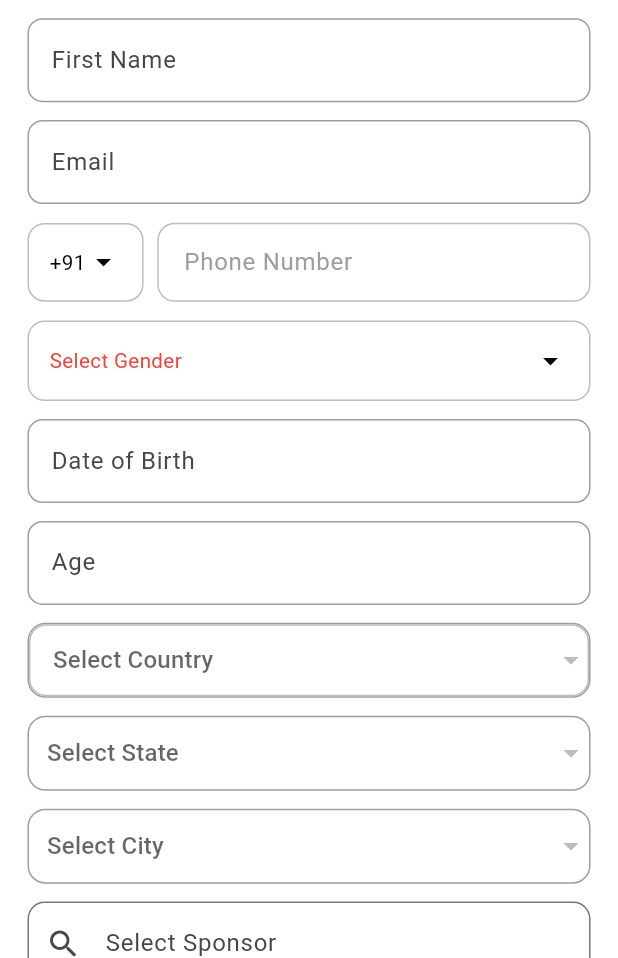
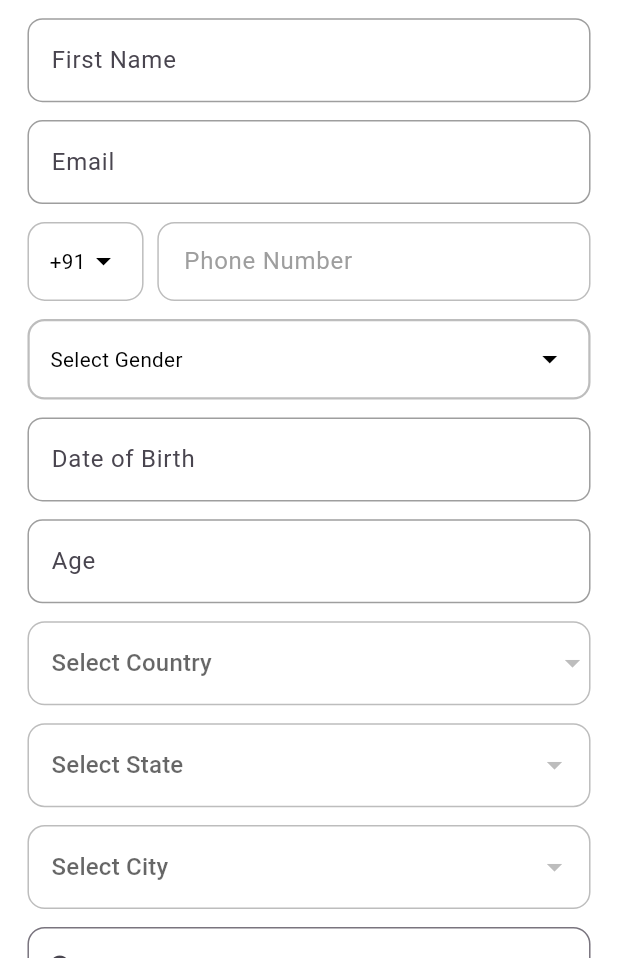
Before and after one commit to Rutu83/A-J-hub, a Flutter app: the SignUpScreen screen opened directly, on a phone screen of 412 x 824 dp, the part 278-1236 px from its top. Run offline on Flutter 3.47's test engine with Material 3 defaults, Android fonts, the phone set to English and light mode, and no system bars; our stand-ins replace carousel_slider, country_picker, dotted_border, fl_chart, flutter_screenutil, google_fonts and 6 more; missing offline and left inert: flutter_appauth; accounts and stored records are empty; generated files the repository leaves out were written again; network calls fail; project files that could hold a hidden picture were left out.

Commit message:
17/10/2024 new

```diff
--- a/lib/arth_screens/signup_screen.dart
+++ b/lib/arth_screens/signup_screen.dart
@@ -26,7 +26,7 @@ class SignUpScreenState extends State<SignUpScreen> {
   final TextEditingController _confirmPasswordController = TextEditingController();
   final TextEditingController _dobController = TextEditingController();
   final TextEditingController _ageController = TextEditingController();
-
+  bool isLocationError = false;
   String selectedGender = 'Select Gender';
   String? selectedCountry;
   String? selectedState;
@@ -44,7 +44,7 @@ class SignUpScreenState extends State<SignUpScreen> {
   bool _isLoadingCountries = false;
   bool _isLoadingStates = false;
   bool _isLoadingCities = false;
-
+  bool _isGenderError = false;
   @override
   void initState() {
     super.initState();
@@ -233,7 +233,12 @@ class SignUpScreenState extends State<SignUpScreen> {
                   SizedBox(height: 10.h),
                   _buildPhoneNumberField(),
                   SizedBox(height: 10.h),
-                  _buildDropdownField('Gender', selectedGender, _selectGender, true),
+                  _buildDropdownField(
+                      'Gender',
+                      selectedGender,
+                      _selectGender,
+                      true
+                  ),
                   SizedBox(height: 10.h),
                   _buildDateOfBirthField(),
                   SizedBox(height: 10.h),
@@ -266,11 +271,11 @@ class SignUpScreenState extends State<SignUpScreen> {
                   SizedBox(height: 24.h),
                   ElevatedButton(
                     onPressed: () {
-                      if (_formKey.currentState!.validate()) {
-                        // Proceed with form submission or any other action
+                      setState(() {
+                        _isGenderError = selectedGender == 'Select Gender';
+                      });
+                      if (_formKey.currentState!.validate() && !_isGenderError) {
                         _registerUser();
-                      } else {
-                        // If validation fails, do nothing or show a message
                       }
                     },
                     style: ElevatedButton.styleFrom(
@@ -324,9 +329,14 @@ class SignUpScreenState extends State<SignUpScreen> {
   }
 
   Widget _buildPhoneNumberField() {
-    return Row(
+    return Column(
+      crossAxisAlignment: CrossAxisAlignment.start,
       children: [
-        GestureDetector(
+        Row(
+          children: [
+            Padding(
+              padding: isLocationError ? const EdgeInsets.only(bottom: 24) : EdgeInsets.zero, // Add padding if error
+            child: GestureDetector(
               onTap: () {
                 showCountryPicker(
                   context: context,
@@ -343,7 +353,7 @@ class SignUpScreenState extends State<SignUpScreen> {
                 padding: EdgeInsets.symmetric(horizontal: 12.w),
                 decoration: BoxDecoration(
                   color: Colors.white,
-              border: Border.all(color: Colors.grey.shade400),
+                  border: Border.all(color: isLocationError ?  Colors.red: Colors.grey.shade400),
                   borderRadius: BorderRadius.circular(10.r),
                 ),
                 child: Row(
@@ -362,10 +372,11 @@ class SignUpScreenState extends State<SignUpScreen> {
                 ),
               ),
             ),
-        SizedBox(width: 8.w),
+            ),
+
+            SizedBox(width: 8.w), // Space between country picker and phone number field
             Expanded(
               child: Container(
-            height: 45.h,
                 alignment: Alignment.center,
                 child: TextFormField(
                   controller: _phoneController,
@@ -400,16 +411,26 @@ class SignUpScreenState extends State<SignUpScreen> {
                   ),
                   validator: (value) {
                     if (value == null || value.isEmpty) {
+                      setState(() {
+                        isLocationError = true;
+                      });
                       return 'Please enter your phone number';
                     }
+                    setState(() {
+                      isLocationError = false;
+                    });
                     return null;
                   },
                 ),
               ),
             ),
           ],
+        ),
+      ],
     );
   }
+
+
 
   Widget _buildTextField(String label, String hint, bool isRequired, TextEditingController controller, {bool isMultiline = false, bool enabled = true}) {
     return TextFormField(
@@ -454,41 +475,12 @@ class SignUpScreenState extends State<SignUpScreen> {
     );
   }
 
-  Widget _buildDropdownField(String label, String value, void Function() onTap, bool isRequired) {
-    return GestureDetector(
-      onTap: onTap,
-      child: Container(
-        height: 45.h,
-        alignment: Alignment.center,
-        padding: EdgeInsets.symmetric(horizontal: 12.w),
-        decoration: BoxDecoration(
-          color: Colors.white,
-          border: Border.all(color: Colors.grey.shade400),
-          borderRadius: BorderRadius.circular(10.r),
-        ),
-        child: Row(
-          mainAxisAlignment: MainAxisAlignment.spaceBetween,
-          children: [
-            Text(
-              value,
-              style: GoogleFonts.roboto(
-                textStyle: TextStyle(
-                  color: value == 'Select Gender' ? Colors.red : Colors.black,
-                  fontSize: 12.sp,
-                ),
-              ),
-            ),
-            const Icon(Icons.arrow_drop_down, color: Colors.black),
-          ],
-        ),
-      ),
-    );
-  }
+
+
 
   Widget _buildCountryDropdown() {
     return Container(
       decoration: BoxDecoration(
-        border: Border.all(color: Colors.grey),
         borderRadius: BorderRadius.circular(12),
       ),
       child: DropdownButtonFormField<String>(
@@ -496,7 +488,6 @@ class SignUpScreenState extends State<SignUpScreen> {
         hint: const Text('Select Country'),
         isExpanded: true,
         decoration: InputDecoration(
-          contentPadding: EdgeInsets.symmetric(horizontal: 12),
           border: InputBorder.none,
           errorBorder: OutlineInputBorder(
             borderRadius: BorderRadius.circular(10.r),
@@ -536,16 +527,29 @@ class SignUpScreenState extends State<SignUpScreen> {
   Widget _buildStateDropdown() {
     return Container(
       decoration: BoxDecoration(
-        border: Border.all(color: Colors.grey),
         borderRadius: BorderRadius.circular(12),
       ),
       child: DropdownButtonFormField<String>(
         value: selectedState,
         hint: const Text('Select State'),
         isExpanded: true,
-        decoration: const InputDecoration(
-          contentPadding: EdgeInsets.symmetric(horizontal: 12),
-          border: InputBorder.none,
+        decoration: InputDecoration(
+          border: OutlineInputBorder(
+            borderRadius: BorderRadius.circular(10.r),
+            borderSide: BorderSide(color: Colors.grey.shade400),
+          ),
+          errorBorder: OutlineInputBorder(
+            borderRadius: BorderRadius.circular(10.r),
+            borderSide: BorderSide(color: Colors.red.shade400),
+          ),
+          enabledBorder: OutlineInputBorder(
+            borderRadius: BorderRadius.circular(10.r),
+            borderSide: BorderSide(color: Colors.grey.shade400),
+          ),
+          focusedBorder: OutlineInputBorder(
+            borderRadius: BorderRadius.circular(10.r),
+            borderSide: const BorderSide(color: Colors.black),
+          ),
         ),
         items: states.map<DropdownMenuItem<String>>((state) {
           return DropdownMenuItem<String>(
@@ -572,16 +576,29 @@ class SignUpScreenState extends State<SignUpScreen> {
   Widget _buildCityDropdown() {
     return Container(
       decoration: BoxDecoration(
-        border: Border.all(color: Colors.grey),
         borderRadius: BorderRadius.circular(12),
       ),
       child: DropdownButtonFormField<String>(
         value: selectedCity,
         hint: const Text('Select City'),
         isExpanded: true,
-        decoration: const InputDecoration(
-          contentPadding: EdgeInsets.symmetric(horizontal: 12),
-          border: InputBorder.none,
+        decoration: InputDecoration(
+          border: OutlineInputBorder(
+            borderRadius: BorderRadius.circular(10.r),
+            borderSide: BorderSide(color: Colors.grey.shade400),
+          ),
+          errorBorder: OutlineInputBorder(
+            borderRadius: BorderRadius.circular(10.r),
+            borderSide: BorderSide(color: Colors.red.shade400),
+          ),
+          enabledBorder: OutlineInputBorder(
+            borderRadius: BorderRadius.circular(10.r),
+            borderSide: BorderSide(color: Colors.grey.shade400),
+          ),
+          focusedBorder: OutlineInputBorder(
+            borderRadius: BorderRadius.circular(10.r),
+            borderSide: const BorderSide(color: Colors.black),
+          ),
         ),
         items: cities.map<DropdownMenuItem<String>>((city) {
           return DropdownMenuItem<String>(
@@ -644,6 +661,40 @@ class SignUpScreenState extends State<SignUpScreen> {
     );
   }
 
+  Widget _buildDropdownField(String label, String value, void Function() onTap, bool isRequired) {
+    return GestureDetector(
+      onTap: onTap,
+      child: Container(
+        height: 45.h,
+        alignment: Alignment.center,
+        padding: EdgeInsets.symmetric(horizontal: 12.w),
+        decoration: BoxDecoration(
+          color: Colors.white,
+          border: Border.all(
+            color: _isGenderError ? Colors.red : Colors.grey.shade400,
+            width: 1.5,
+          ),
+          borderRadius: BorderRadius.circular(10.r),
+        ),
+        child: Row(
+          mainAxisAlignment: MainAxisAlignment.spaceBetween,
+          children: [
+            Text(
+              value,
+              style: GoogleFonts.roboto(
+                textStyle: TextStyle(
+                  color: _isGenderError ? Colors.red : Colors.black,
+                  fontSize: 12.sp,
+                ),
+              ),
+            ),
+            const Icon(Icons.arrow_drop_down, color: Colors.black),
+          ],
+        ),
+      ),
+    );
+  }
+
   void _selectGender() {
     showModalBottomSheet(
       context: context,
@@ -658,6 +709,7 @@ class SignUpScreenState extends State<SignUpScreen> {
                 onTap: () {
                   setState(() {
                     selectedGender = 'Male';
+                    _isGenderError = false;
                   });
                   Navigator.of(context).pop();
                 },
@@ -667,6 +719,7 @@ class SignUpScreenState extends State<SignUpScreen> {
                 onTap: () {
                   setState(() {
                     selectedGender = 'Female';
+                    _isGenderError = false;
                   });
                   Navigator.of(context).pop();
                 },
@@ -677,6 +730,7 @@ class SignUpScreenState extends State<SignUpScreen> {
       },
     );
   }
+
 
   String? validateEmail(String? value) {
     if (value == null || value.isEmpty) {
```
Also changed, not shown: lib/screens/dashbord_screen.dart (+9 -3 lines), lib/screens/profile_screen.dart (+13 -4 lines), lib/screens/refer_earn.dart (+9 -9 lines). Lines whose indentation alone changed are shown as unchanged.
